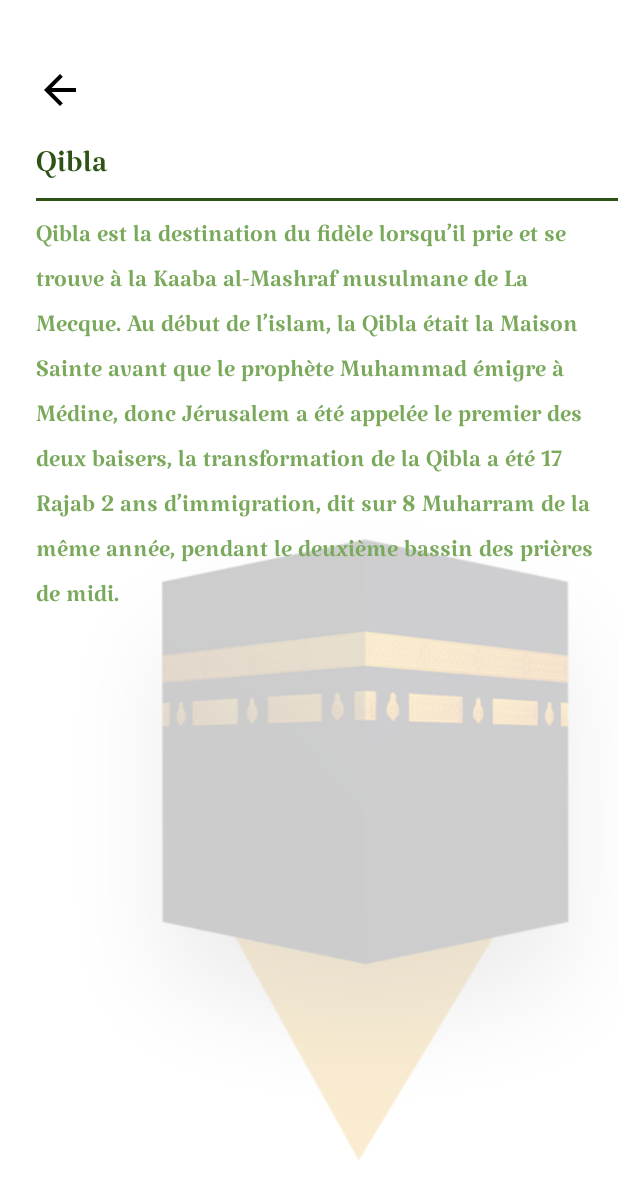
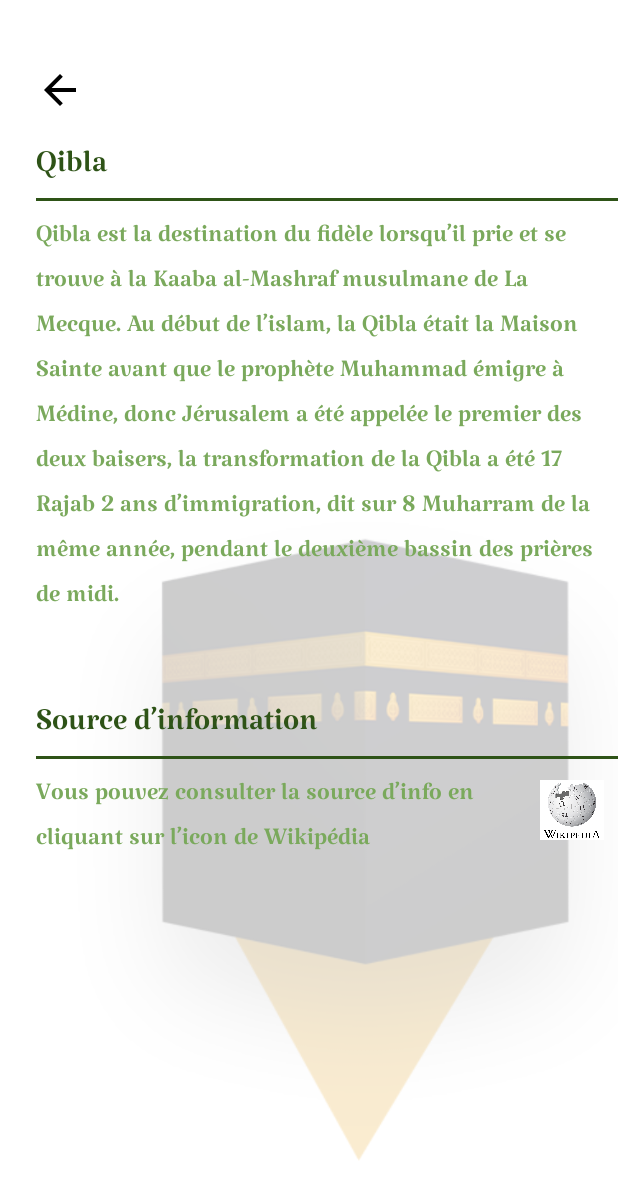
Before and after one commit to tahajadid/TijahQibla-Compose, an Android app built with Jetpack Compose: the SettingsScreen screen opened through its navigation route, on a phone screen of 412 x 824 dp. Shown: the top 1199 px of the screen. Run offline under Robolectric (Android 15) with nearby library versions, the phone set to English and light mode, and no system bars; our stand-ins replace Dagger/Hilt's generated code, accompanist.

Commit message:
Add wikipedia source info in settings

```diff
--- a/app/build.gradle.kts
+++ b/app/build.gradle.kts
@@ -15,7 +15,7 @@ android {
         applicationId = "com.tahadeta.qiblatijah"
         minSdk = 24
         targetSdk = 34
-        versionCode = 4
+        versionCode = 5
         versionName = "0.0.1"
 
         testInstrumentationRunner = "androidx.test.runner.AndroidJUnitRunner"
--- a/app/src/main/java/com/tahadeta/qiblatijah/MainActivity.kt
+++ b/app/src/main/java/com/tahadeta/qiblatijah/MainActivity.kt
@@ -205,6 +205,11 @@ class MainActivity : ComponentActivity(), SensorEventListener {
     }
 
 
+    fun openUrl(url: String) {
+        val intent = Intent(Intent.ACTION_VIEW, Uri.parse(url))
+        this.startActivity(intent)
+    }
+
     private fun getDeviceLanguage(): String  {
         return LocaleListCompat
             .getDefault()
--- a/app/src/main/java/com/tahadeta/qiblatijah/ui/screens/SettingsScreen.kt
+++ b/app/src/main/java/com/tahadeta/qiblatijah/ui/screens/SettingsScreen.kt
@@ -2,6 +2,9 @@
 
 package com.tahadeta.qiblatijah.ui.screens
 
+import android.content.Context
+import android.content.Intent
+import android.net.Uri
 import androidx.compose.animation.AnimatedVisibility
 import androidx.compose.animation.ExperimentalAnimationApi
 import androidx.compose.animation.fadeIn
@@ -37,6 +40,7 @@ import androidx.compose.ui.Alignment
 import androidx.compose.ui.Modifier
 import androidx.compose.ui.draw.alpha
 import androidx.compose.ui.draw.rotate
+import androidx.compose.ui.graphics.vector.rememberVectorPainter
 import androidx.compose.ui.platform.LocalLayoutDirection
 import androidx.compose.ui.res.painterResource
 import androidx.compose.ui.res.stringResource
@@ -55,6 +59,7 @@ import com.tahadeta.qiblatijah.ui.theme.QiblaTijahTheme
 import com.tahadeta.qiblatijah.ui.theme.RightLabelColor
 import com.tahadeta.qiblatijah.ui.theme.ScreenBgColor
 import com.tahadeta.qiblatijah.ui.theme.katibehRegular
+import com.tahadeta.qiblatijah.utils.Constants.WIKIPEDIA_LINK
 import com.tahadeta.qiblatijah.utils.compassUtils.getTheRightImage
 import com.tahadeta.qiblatijah.utils.locationUtils.LocationUtil.areLocationPermissionsGranted
 
@@ -177,9 +182,31 @@ fun SettingsScreen(
                         )
                          */
 
-                        // set location permission
+                        // add location permission section
                         AddSpace(30)
                         LocationSettingsSection(!areLocationPermissionsGranted())
+
+
+                        // add source of the information section
+                        AddSpace(30)
+
+                        Text(
+                            text = stringResource(id = R.string.settings_info_title),
+                            modifier = Modifier.padding(start = 24.dp),
+                            color = RightLabelColor,
+                            fontFamily = katibehRegular,
+                            fontSize = 28.sp,
+                        )
+
+                        Box(
+                            modifier = Modifier
+                                .fillMaxWidth()
+                                .height(6.dp)
+                                .padding(top = 4.dp, start = 24.dp)
+                                .background(RightLabelColor)
+                        )
+
+                        SourceInfoSection()
                     }
                 }
             }
@@ -243,6 +270,41 @@ fun LocationSettingsSection(isVisible: Boolean) {
     }
 }
 
+@OptIn(ExperimentalPagerApi::class)
+@Composable
+fun SourceInfoSection(){
+    Row {
+        Text(
+            text = stringResource(id = R.string.settings_info_description),
+            modifier = Modifier
+                .padding(start = 24.dp, end = 16.dp, top = 16.dp)
+                .weight(0.85F),
+            color = ColorCorrect,
+            fontFamily = katibehRegular,
+            fontSize = 22.sp,
+            style = TextStyle(
+                lineHeight = 30.sp
+            )
+        )
+
+        Image(
+            painter = painterResource(
+                id = R.drawable.logo_wikipedia
+            ),
+            contentDescription = "Wikipedia",
+            modifier = Modifier
+                .size(40.dp)
+                .weight(0.15F)
+                .align(Alignment.CenterVertically)
+                .clickable {
+                    MainActivity.activityInstance.openUrl(WIKIPEDIA_LINK)
+                }
+        )
+    }
+
+}
+
+
 @Composable
 fun CorrectQiblaDescription(){
     Text(
--- a/app/src/main/java/com/tahadeta/qiblatijah/utils/Constants.kt
+++ b/app/src/main/java/com/tahadeta/qiblatijah/utils/Constants.kt
@@ -8,4 +8,6 @@ object Constants {
     const val KAABA_LAT = 21.4225
     const val KAABA_LON = 39.8262
 
+    const val WIKIPEDIA_LINK = "https://fr.wikipedia.org/wiki/Qibla"
+
 }
--- a/app/src/main/res/values/strings.xml
+++ b/app/src/main/res/values/strings.xml
@@ -36,6 +36,8 @@
     <string name="setting_language_title">Changer la langue de votre app</string>
     <string name="setting_location_title">Autoriser l’acces a la localisation</string>
     <string name="setting_location_button">Donner access a la localisation</string>
+    <string name="settings_info_title">Source d’information</string>
+    <string name="settings_info_description">Vous pouvez consulter la source d’info en cliquant sur l’icon de Wikipédia</string>
 
     <string name="lang_ar">العربية</string>
     <string name="lang_fr">Français</string>
```
Also changed, not shown: app/src/main/res/drawable/logo_wikipedia.jpg (added), 1 other file.
